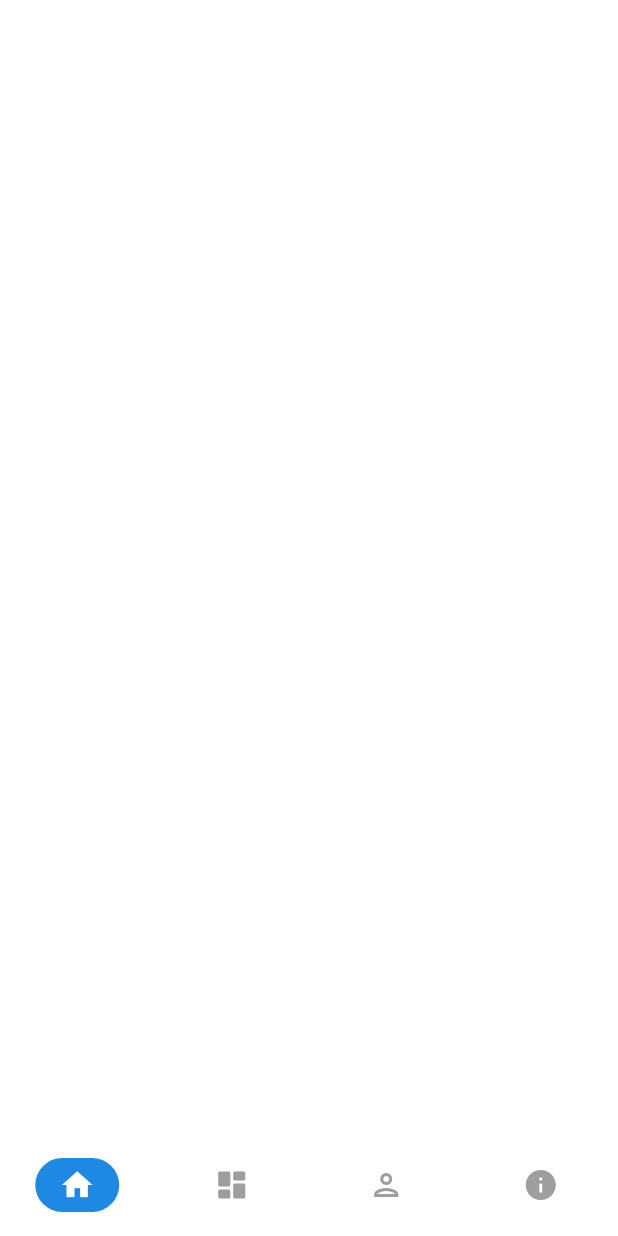
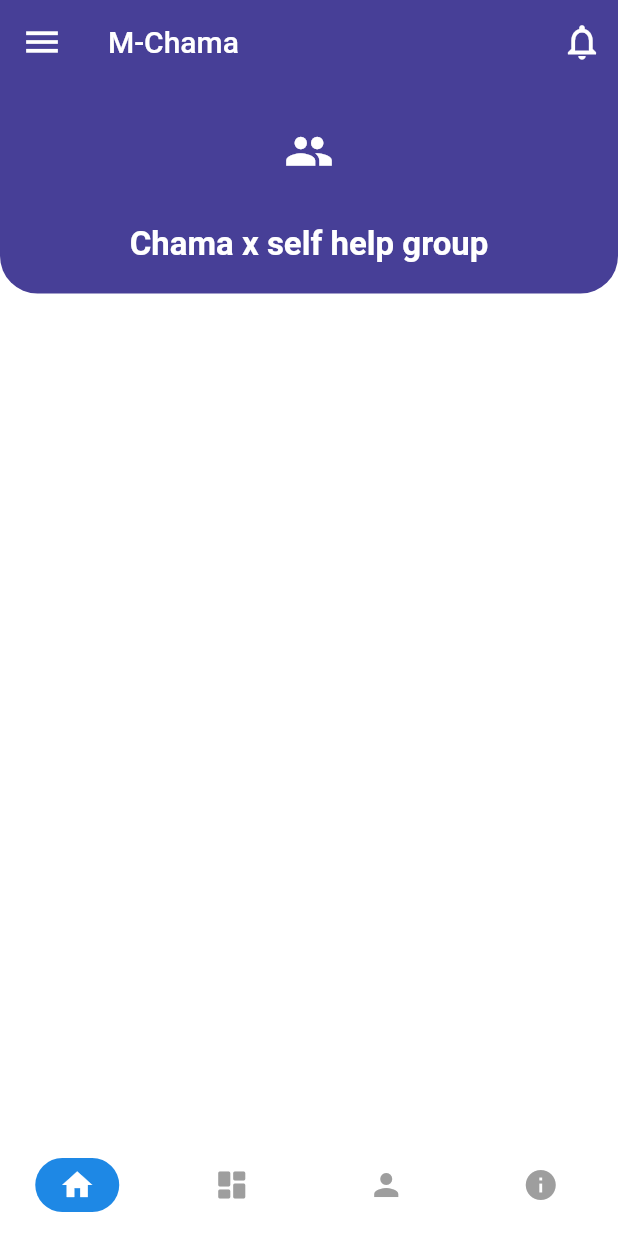
Before and after one commit to gichimux/chama-app-frontend, a Flutter app: the screen it shows after launch, on a phone screen of 412 x 824 dp. Run offline on Flutter 3.47's test engine with Material 2 defaults, Android fonts, the phone set to English and light mode, and no system bars.

Commit message:
create top navigation bar

```diff
--- a/lib/screens/bottom_nav_screen.dart
+++ b/lib/screens/bottom_nav_screen.dart
@@ -8,10 +8,7 @@ class BottomNavScreen extends StatefulWidget {
 
 class _BottomNavScreenState extends State<BottomNavScreen> {
   final List _screens = [
-    // HomeScreen(),
-    // StatsScreen(),
-    Scaffold(),
-    Scaffold(),
+    HomeScreen(),
     Scaffold(),
     Scaffold(),
     Scaffold(),
@@ -32,7 +29,7 @@ class _BottomNavScreenState extends State<BottomNavScreen> {
         selectedItemColor: Colors.white,
         unselectedItemColor: Colors.grey,
         elevation: 0.0,
-        items: [Icons.home, Icons.dashboard_rounded, Icons.person_outlined, Icons.info]
+        items: [Icons.home, Icons.dashboard_rounded, Icons.person, Icons.info]
             .asMap()
             .map((key, value) => MapEntry(
                   key,
--- a/lib/screens/home_screen.dart
+++ b/lib/screens/home_screen.dart
@@ -0,0 +1,76 @@
+import 'package:flutter/material.dart';
+import 'package:chama_app_ui/config/palette.dart';
+import 'package:chama_app_ui/config/styles.dart';
+import 'package:chama_app_ui/widgets/widgets.dart';
+
+class HomeScreen extends StatefulWidget {
+  @override
+  _HomeScreenState createState() => _HomeScreenState();
+}
+
+class _HomeScreenState extends State<HomeScreen> {
+  @override
+  Widget build(BuildContext context) {
+    final screenHeight = MediaQuery.of(context).size.height;
+    return Scaffold(
+      appBar: CustomAppBar(),
+      body: CustomScrollView(
+        physics: ClampingScrollPhysics(),
+        slivers: <Widget>[
+          _buildHeader(screenHeight),
+        ],
+      ),
+    );
+  }
+
+  SliverToBoxAdapter _buildHeader(double screenHeight) {
+    return SliverToBoxAdapter(
+      child: Container(
+        padding: const EdgeInsets.all(20.0),
+        decoration: BoxDecoration(
+          color: Palette.primaryColor,
+          borderRadius: BorderRadius.only(
+            bottomLeft: Radius.circular(25.0),
+            bottomRight: Radius.circular(25.0),
+          ),
+        ),
+        child: Column(
+          crossAxisAlignment: CrossAxisAlignment.start,
+          children: <Widget>[
+            Row(
+              mainAxisAlignment: MainAxisAlignment.center,
+              children: <Widget>[
+                IconButton(
+                icon: const Icon(Icons.people),
+                iconSize: 33.0,
+                color: Colors.white,
+                onPressed: () {},
+
+        ),
+              ],
+            ),
+            SizedBox(height: screenHeight * 0.03),
+            Row(
+              crossAxisAlignment: CrossAxisAlignment.center,
+              mainAxisAlignment: MainAxisAlignment.center,
+              children: <Widget>[
+
+                Text(
+                  'Chama x self help group',
+                  style: const TextStyle(
+                    color: Colors.white,
+                    fontSize: 22.0,
+                    fontWeight: FontWeight.w600,
+                  ),
+                ),
+                SizedBox(height: screenHeight * 0.01),
+
+                SizedBox(height: screenHeight * 0.03),
+              ],
+            )
+          ],
+        ),
+      ),
+    );
+  }
+}
--- /dev/null
+++ b/lib/widgets/custom_app_bar.dart
@@ -0,0 +1,31 @@
+import 'package:flutter/material.dart';
+import 'package:chama_app_ui/config/palette.dart';
+
+class CustomAppBar extends StatelessWidget with PreferredSizeWidget {
+  @override
+  Widget build(BuildContext context) {
+    return AppBar(
+      title: Text("M-Chama"),
+      backgroundColor: Palette.primaryColor,
+      elevation: 0.0,
+      leading: IconButton(
+        icon: const Icon(Icons.menu),
+        iconSize: 28.0,
+        onPressed: () {},
+      ),
+
+
+
+      actions: <Widget>[
+        IconButton(
+          icon: const Icon(Icons.notifications_none),
+          iconSize: 28.0,
+          onPressed: () {},
+        ),
+      ],
+    );
+  }
+
+  @override
+  Size get preferredSize => Size.fromHeight(kToolbarHeight);
+}
--- /dev/null
+++ b/lib/widgets/widgets.dart
@@ -0,0 +1 @@
+export 'custom_app_bar.dart';
```
